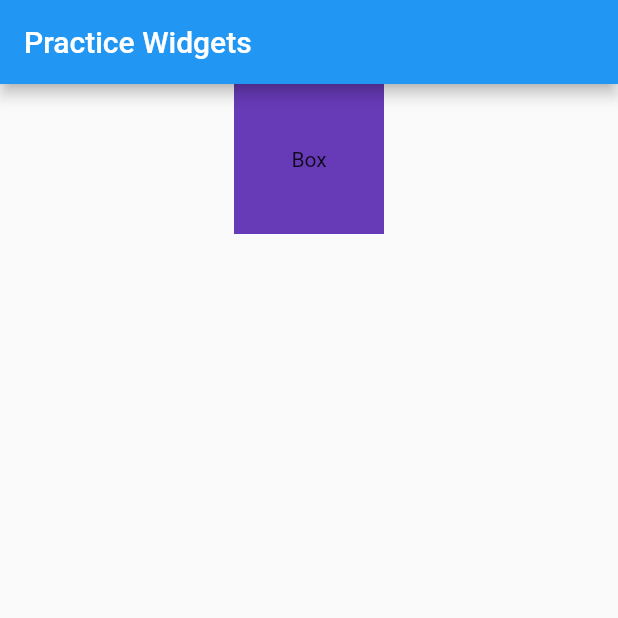
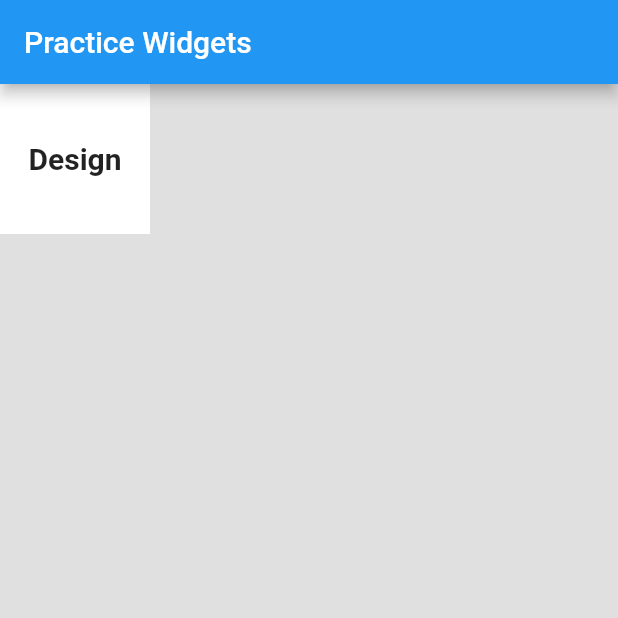
Before and after one commit to ahmedkaimkhani/SMIT-Flutter-Widgets-Learning, a Flutter app: the screen it shows after launch, on a phone screen of 412 x 824 dp, the top half of it. Run offline on Flutter 3.47's test engine with Material 2 defaults, Android fonts, the light colour scheme and no system bars.

Commit message:
practice

```diff
--- a/lib/practice.dart
+++ b/lib/practice.dart
@@ -6,19 +6,26 @@
   @override
   Widget build(BuildContext context) {
     return Scaffold(
+      backgroundColor: Colors.grey[300],
       appBar: AppBar(
         title: const Text('Practice Widgets'),
       ),
       body: Column(
         children: [
-          Center(
-            child: Container(
-              height: 100,
-              width: 100,
-              color: Colors.deepPurple,
-              child: Center(child: Text('Box')),
-            ),
-          ),
+          Row(
+            children: [
+              Container(
+                height: 100,
+                width: 100,
+                color: Colors.white,
+                child: const Center(
+                    child: Text(
+                  'Design',
+                  style: TextStyle(fontSize: 20, fontWeight: FontWeight.w700),
+                )),
+              ),
+            ],
+          )
         ],
       ),
     );
```
